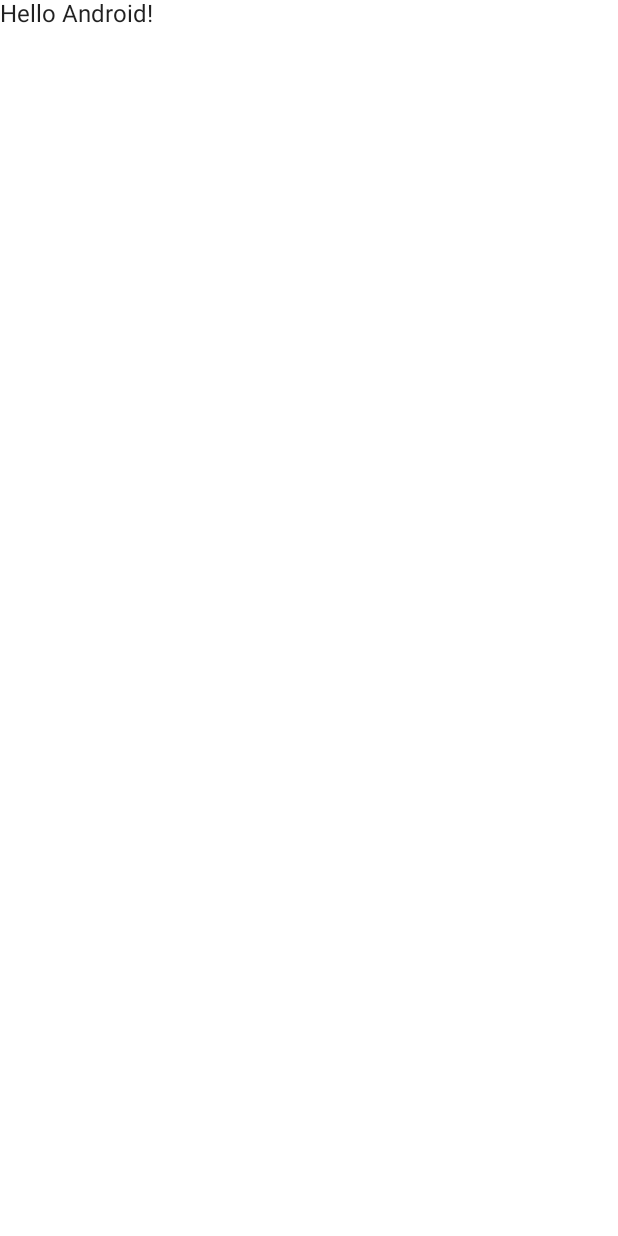
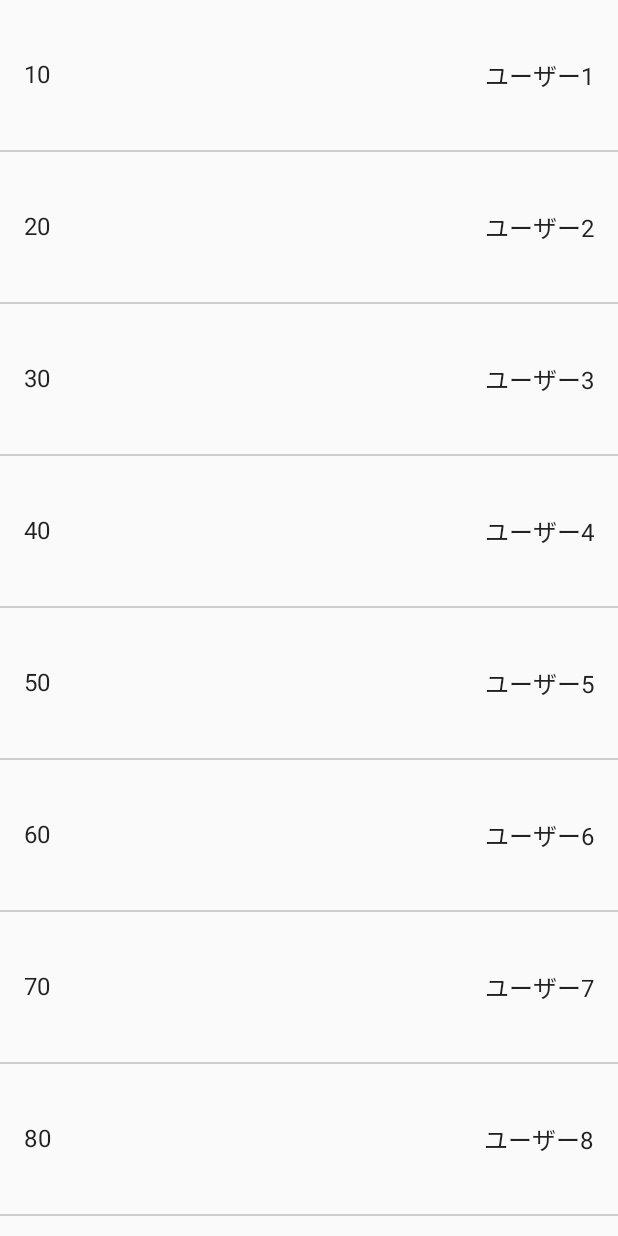
Before and after one commit to jageishi/ComposeDragAndDropListItem, an Android app built with Jetpack Compose: the screen it shows after launch (MainActivity), on a phone screen of 412 x 824 dp. Before the commit the screen is almost empty. Run offline under Robolectric (Android 15) with nearby library versions, the phone set to English and light mode, and no system bars.

```diff
--- a/app/src/main/java/org/ageage/composedraganddroplistitem/MainActivity.kt
+++ b/app/src/main/java/org/ageage/composedraganddroplistitem/MainActivity.kt
@@ -3,41 +3,67 @@ package org.ageage.composedraganddroplistitem
 import android.os.Bundle
 import androidx.activity.ComponentActivity
 import androidx.activity.compose.setContent
-import androidx.compose.foundation.layout.fillMaxSize
-import androidx.compose.material.MaterialTheme
-import androidx.compose.material.Surface
+import androidx.compose.foundation.layout.Row
+import androidx.compose.foundation.layout.Spacer
+import androidx.compose.foundation.layout.height
+import androidx.compose.foundation.layout.padding
+import androidx.compose.foundation.lazy.LazyColumn
+import androidx.compose.foundation.lazy.items
+import androidx.compose.material.Divider
 import androidx.compose.material.Text
-import androidx.compose.runtime.Composable
+import androidx.compose.runtime.mutableStateOf
+import androidx.compose.runtime.remember
+import androidx.compose.ui.Alignment
 import androidx.compose.ui.Modifier
-import androidx.compose.ui.tooling.preview.Preview
+import androidx.compose.ui.graphics.Color
+import androidx.compose.ui.unit.dp
 import org.ageage.composedraganddroplistitem.ui.theme.ComposeDragAndDropListItemTheme
+
+data class User(val age: Int, val name: String) {
+    companion object {
+        fun dummyList(): List<User> {
+            return listOf(
+                User(10, "ユーザー1"),
+                User(20, "ユーザー2"),
+                User(30, "ユーザー3"),
+                User(40, "ユーザー4"),
+                User(50, "ユーザー5"),
+                User(60, "ユーザー6"),
+                User(70, "ユーザー7"),
+                User(80, "ユーザー8"),
+                User(90, "ユーザー9"),
+                User(100, "ユーザー10"),
+            )
+        }
+    }
+}
 
 class MainActivity : ComponentActivity() {
     override fun onCreate(savedInstanceState: Bundle?) {
         super.onCreate(savedInstanceState)
         setContent {
             ComposeDragAndDropListItemTheme {
-                // A surface container using the 'background' color from the theme
-                Surface(
-                    modifier = Modifier.fillMaxSize(),
-                    color = MaterialTheme.colors.background
-                ) {
-                    Greeting("Android")
+                val users = remember { mutableStateOf(User.dummyList()) }
+                LazyColumn {
+                    items(users.value) { user ->
+                        Row(
+                            modifier = Modifier.height(100.dp),
+                            verticalAlignment = Alignment.CenterVertically
+                        ) {
+                            Text(
+                                modifier = Modifier.padding(16.dp),
+                                text = user.age.toString()
+                            )
+                            Spacer(modifier = Modifier.weight(1f))
+                            Text(
+                                modifier = Modifier.padding(16.dp),
+                                text = user.name
+                            )
+                        }
+                        Divider(color = Color.LightGray)
+                    }
                 }
             }
         }
     }
 }
-
-@Composable
-fun Greeting(name: String) {
-    Text(text = "Hello $name!")
-}
-
-@Preview(showBackground = true)
-@Composable
-fun DefaultPreview() {
-    ComposeDragAndDropListItemTheme {
-        Greeting("Android")
-    }
-}
```
